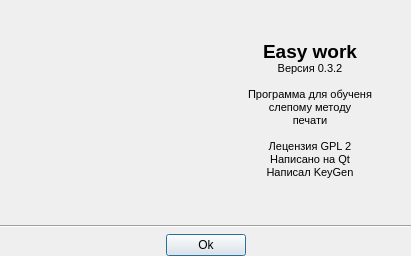
Qt form Easy-work/Plugin/what_is/ui_whatIs.ui (KeyGen/Easy-work) before a commit.
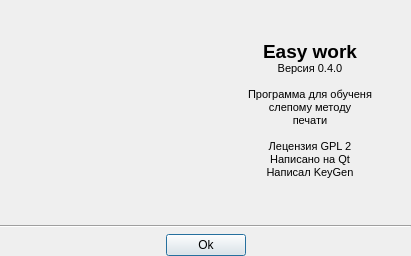
The same form after that commit. Icons and pictures are not drawn.

The edit to the form file:
```diff
--- a/Easy-work/Plugin/what_is/ui_whatIs.ui
+++ b/Easy-work/Plugin/what_is/ui_whatIs.ui
@@ -41,7 +41,7 @@
 &lt;html&gt;&lt;head&gt;&lt;meta name=&quot;qrichtext&quot; content=&quot;1&quot; /&gt;&lt;style type=&quot;text/css&quot;&gt;
 p, li { white-space: pre-wrap; }
 &lt;/style&gt;&lt;/head&gt;&lt;body style=&quot; font-family:'MS Shell Dlg 2'; font-size:8.25pt; font-weight:400; font-style:normal;&quot;&gt;
-&lt;p align=&quot;center&quot; style=&quot; margin-top:12px; margin-bottom:12px; margin-left:0px; margin-right:0px; -qt-block-indent:0; text-indent:0px;&quot;&gt;&lt;span style=&quot; font-size:14pt; font-weight:600;&quot;&gt;Easy work &lt;/span&gt;&lt;br /&gt;Версия 0.3.2&lt;br /&gt;&lt;br /&gt;Программа для обученя&lt;br /&gt;слепому методу&lt;br /&gt;печати&lt;br /&gt;&lt;br /&gt;Лецензия GPL 2&lt;br /&gt;Написано на Qt&lt;br /&gt;Написал KeyGen&lt;/p&gt;&lt;/body&gt;&lt;/html&gt;</string>
+&lt;p align=&quot;center&quot; style=&quot; margin-top:12px; margin-bottom:12px; margin-left:0px; margin-right:0px; -qt-block-indent:0; text-indent:0px;&quot;&gt;&lt;span style=&quot; font-size:14pt; font-weight:600;&quot;&gt;Easy work &lt;/span&gt;&lt;span style=&quot; font-size:8pt;&quot;&gt;&lt;br /&gt;Версия 0.4.0&lt;br /&gt;&lt;br /&gt;Программа для обученя&lt;br /&gt;слепому методу&lt;br /&gt;печати&lt;br /&gt;&lt;br /&gt;Лецензия GPL 2&lt;br /&gt;Написано на Qt&lt;br /&gt;Написал KeyGen&lt;/span&gt;&lt;/p&gt;&lt;/body&gt;&lt;/html&gt;</string>
          </property>
         </widget>
        </item>
```
